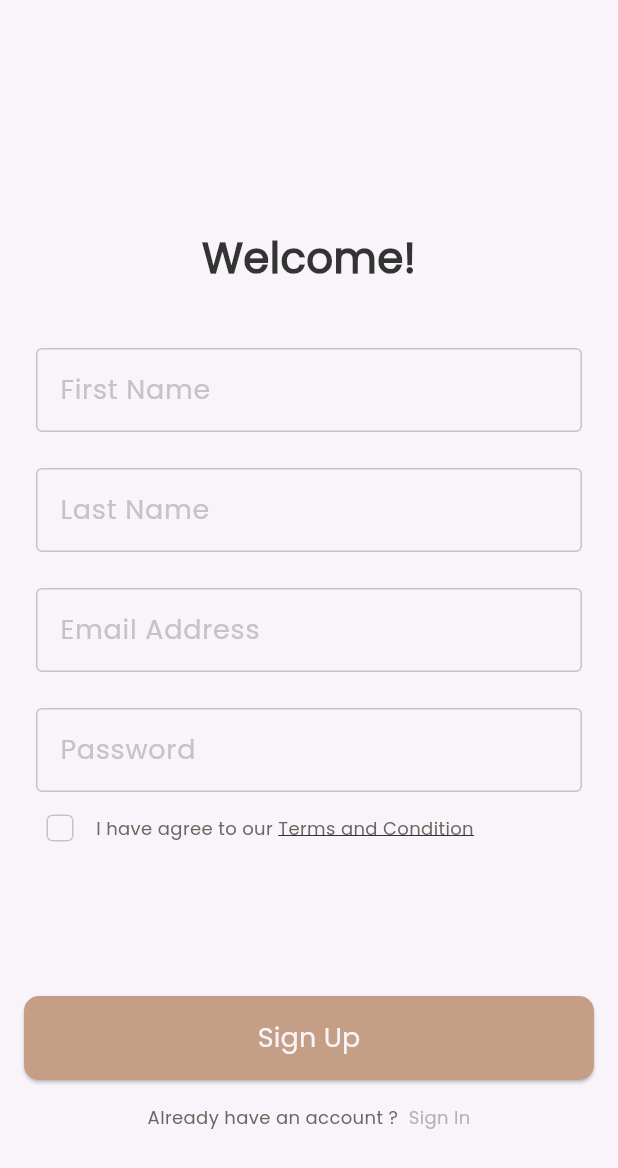
After one commit to phharaoh/Dalel_App, a Flutter app: the screen it shows after launch, after a tap on "Skip", on a phone screen of 412 x 824 dp. The commit adds this screen. Shown: the top 1168 px of the screen. Run offline on Flutter 3.47's test engine with Material 3 defaults, Android fonts, the phone set to English and light mode, and no system bars; our stand-ins replace firebase_auth, firebase_core, flutter_bloc, get_it, go_router, shared_preferences and 1 more; accounts and stored records are empty.

Commit message:
firebase auth

```diff
--- /dev/null
+++ b/lib/core/app/dalel_app.dart
@@ -0,0 +1,16 @@
+import 'package:flutter/material.dart';
+import 'package:dalel/core/utils/app_router.dart';
+import 'package:dalel/core/utils/app_colors.dart';
+
+class Dalel extends StatelessWidget {
+  const Dalel({super.key});
+
+  @override
+  Widget build(BuildContext context) {
+    return MaterialApp.router(
+      theme: ThemeData(scaffoldBackgroundColor: AppColors.offWhite),
+      debugShowCheckedModeBanner: false,
+      routerConfig: router,
+    );
+  }
+}
--- /dev/null
+++ b/lib/core/functions/check_user.dart
@@ -0,0 +1,16 @@
+import 'package:flutter/foundation.dart';
+import 'package:firebase_auth/firebase_auth.dart';
+
+void checkLoginUser() {
+  FirebaseAuth.instance.authStateChanges().listen((User? user) {
+    if (user == null) {
+      if (kDebugMode) {
+        print('User is currently signed out!');
+      }
+    } else {
+      if (kDebugMode) {
+        print('User is signed in!');
+      }
+    }
+  });
+}
--- a/lib/core/utils/app_router.dart
+++ b/lib/core/utils/app_router.dart
@@ -1,14 +1,22 @@
 import 'package:go_router/go_router.dart';
+import 'package:flutter_bloc/flutter_bloc.dart';
 import 'package:dalel/features/auth/presentation/views/sign_up_view.dart';
 import 'package:dalel/features/auth/presentation/views/sign_in_view.dart';
 import 'package:dalel/features/splash/presentation/views/splash_view.dart';
+import 'package:dalel/features/auth/presentation/manager/cubit/auth_cubit.dart';
 import 'package:dalel/features/onboarding/presentation/views/onboarding_view.dart';
 
 final GoRouter router = GoRouter(
   routes: <RouteBase>[
     GoRoute(path: '/', builder: (context, state) => SplashView()),
     GoRoute(path: '/onBoarding', builder: (context, state) => OnboardingView()),
-    GoRoute(path: "/signUp", builder: (context, state) => const SignUpView()),
+    GoRoute(
+      path: "/signUp",
+      builder: (context, state) => BlocProvider(
+        create: (context) => AuthCubit(),
+        child: const SignUpView(),
+      ),
+    ),
     GoRoute(path: "/signIn", builder: (context, state) => const SignInView()),
   ],
 );
--- /dev/null
+++ b/lib/features/auth/presentation/manager/cubit/auth_cubit.dart
@@ -0,0 +1,31 @@
+import 'package:flutter_bloc/flutter_bloc.dart';
+import 'package:firebase_auth/firebase_auth.dart';
+import 'package:dalel/features/auth/presentation/manager/cubit/auth_state.dart';
+
+class AuthCubit extends Cubit<AuthState> {
+  AuthCubit() : super(AuthInitial());
+  late String? firstName;
+  late String? lastName;
+  late String? emailAddress;
+  late String? password;
+
+  void createUserWithEmailAndPassword() async {
+    try {
+      emit(SignUpLoading());
+      final credential = await FirebaseAuth.instance
+          .createUserWithEmailAndPassword(
+            email: emailAddress!,
+            password: password!,
+          );
+      emit(SignUpSuccess());
+    } on FirebaseAuthException catch (e) {
+      if (e.code == 'weak-password') {
+        emit(SignUpError('The password provided is too weak.'));
+      } else if (e.code == 'email-already-in-use') {
+        emit(SignUpError('The account already exists for that email.'));
+      }
+    } catch (e) {
+      emit(SignUpError(e.toString()));
+    }
+  }
+}
--- /dev/null
+++ b/lib/features/auth/presentation/manager/cubit/auth_state.dart
@@ -0,0 +1,13 @@
+class AuthState {}
+
+class AuthInitial extends AuthState {}
+
+class SignUpSuccess extends AuthState {}
+
+class SignUpLoading extends AuthState {}
+
+class SignUpError extends AuthState {
+  final String message;
+
+  SignUpError(this.message);
+}
--- a/lib/features/auth/presentation/widgets/custom_text_feild.dart
+++ b/lib/features/auth/presentation/widgets/custom_form.dart
@@ -2,14 +2,24 @@ import 'package:flutter/material.dart';
 import 'package:dalel/core/utils/app_colors.dart';
 import 'package:dalel/core/utils/app_text_styles.dart';
 
-class CustomTextField extends StatelessWidget {
-  const CustomTextField({super.key, required this.labelText});
+class CustomForm extends StatelessWidget {
+  const CustomForm({
+    super.key,
+    required this.labelText,
+    this.onChange,
+    this.onFieldSubmitted,
+  });
   final String labelText;
+  final void Function(String)? onChange;
+  final void Function(String)? onFieldSubmitted;
   @override
   Widget build(BuildContext context) {
     return Padding(
       padding: const EdgeInsets.only(right: 8.0, left: 8.0, top: 24),
-      child: TextField(
+      child: TextFormField(
+        onChanged: onChange,
+        onFieldSubmitted: onFieldSubmitted,
+
         decoration: InputDecoration(
           labelText: labelText,
           labelStyle: CustomTextStyles.pacifico500style18,
@@ -24,6 +34,7 @@ class CustomTextField extends StatelessWidget {
 
 OutlineInputBorder getBorderStyle() {
   return OutlineInputBorder(
-      borderRadius: BorderRadius.circular(4),
-      borderSide: BorderSide(color: AppColors.grey));
+    borderRadius: BorderRadius.circular(4),
+    borderSide: BorderSide(color: AppColors.grey),
+  );
 }
--- /dev/null
+++ b/lib/features/auth/presentation/widgets/custom_form_feild.dart
@@ -0,0 +1,62 @@
+import 'package:flutter/material.dart';
+import 'package:flutter_bloc/flutter_bloc.dart';
+import 'package:dalel/core/utils/app_strings.dart';
+import 'package:dalel/core/widgets/custom_btn.dart';
+import 'package:dalel/features/auth/presentation/widgets/custom_form.dart';
+import 'package:dalel/features/auth/presentation/widgets/terms_widget.dart';
+import 'package:dalel/features/auth/presentation/manager/cubit/auth_state.dart';
+import 'package:dalel/features/auth/presentation/manager/cubit/auth_cubit.dart';
+
+class CustomFormFeild extends StatelessWidget {
+  const CustomFormFeild({super.key});
+
+  @override
+  Widget build(BuildContext context) {
+    return BlocConsumer<AuthCubit, AuthState>(
+      listener: (context, state) {},
+      builder: (context, state) {
+        return Form(
+          child: Column(
+            children: [
+              CustomForm(
+                labelText: AppStrings.fristName,
+                onChange: (firstName) {
+                  BlocProvider.of<AuthCubit>(context).firstName = firstName;
+                },
+              ),
+              CustomForm(
+                labelText: AppStrings.lastName,
+                onChange: (lastName) {
+                  BlocProvider.of<AuthCubit>(context).lastName = lastName;
+                },
+              ),
+              CustomForm(
+                labelText: AppStrings.emailAddress,
+                onChange: (emailAddress) {
+                  BlocProvider.of<AuthCubit>(context).emailAddress =
+                      emailAddress;
+                },
+              ),
+              CustomForm(
+                labelText: AppStrings.password,
+                onChange: (password) {
+                  BlocProvider.of<AuthCubit>(context).password = password;
+                },
+              ),
+              TermsAndConditionWidget(),
+              SizedBox(height: 88),
+              CustomBtn(
+                onPressed: () {
+                  BlocProvider.of<AuthCubit>(
+                    context,
+                  ).createUserWithEmailAndPassword();
+                },
+                text: AppStrings.signUp,
+              ),
+            ],
+          ),
+        );
+      },
+    );
+  }
+}
--- a/lib/main.dart
+++ b/lib/main.dart
@@ -1,28 +1,17 @@
 import 'package:flutter/material.dart';
 import 'package:dalel/firebase_options.dart';
+import 'package:dalel/core/app/dalel_app.dart';
 import 'package:firebase_core/firebase_core.dart';
-import 'package:dalel/core/utils/app_colors.dart';
-import 'package:dalel/core/utils/app_router.dart';
 import 'package:dalel/core/cache/cache_helper.dart';
+import 'package:dalel/core/functions/check_user.dart';
 import 'package:dalel/core/services/service_locator.dart';
 
 void main() async {
   WidgetsFlutterBinding.ensureInitialized();
   await Firebase.initializeApp(options: DefaultFirebaseOptions.currentPlatform);
   setupServiceLocator();
+
+  checkLoginUser();
   await getIt<CacheHelper>().init();
   runApp(const Dalel());
 }
-
-class Dalel extends StatelessWidget {
-  const Dalel({super.key});
-
-  @override
-  Widget build(BuildContext context) {
-    return MaterialApp.router(
-      theme: ThemeData(scaffoldBackgroundColor: AppColors.offWhite),
-      debugShowCheckedModeBanner: false,
-      routerConfig: router,
-    );
-  }
-}
--- a/pubspec.yaml
+++ b/pubspec.yaml
@@ -18,6 +18,8 @@ dependencies:
   smooth_page_indicator: ^1.2.1
   get_it: ^8.2.0
   firebase_core:
+  firebase_auth: ^6.0.0
+  flutter_bloc: ^9.1.1
 
 dev_dependencies:
   flutter_test:
```
Also changed, not shown: lib/features/auth/presentation/views/sign_up_view.dart (+4 -20 lines), pubspec.lock, 1 other file.
